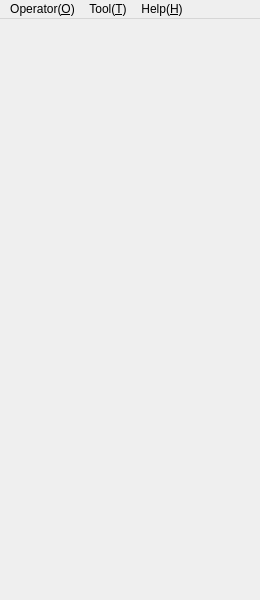
Old version of the form MainWindow.ui in the repository KangLin/RabbitIm.
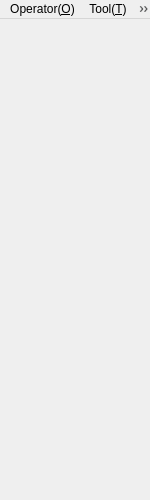
New version of the form. Icons and pictures are not drawn.

What changed in the file:
```diff
--- a/MainWindow.ui
+++ b/MainWindow.ui
@@ -6,8 +6,8 @@
    <rect>
     <x>0</x>
     <y>0</y>
-    <width>260</width>
-    <height>600</height>
+    <width>150</width>
+    <height>500</height>
    </rect>
   </property>
   <property name="windowTitle">
@@ -19,7 +19,7 @@
     <rect>
      <x>0</x>
      <y>0</y>
-     <width>260</width>
+     <width>150</width>
      <height>23</height>
     </rect>
    </property>
```
